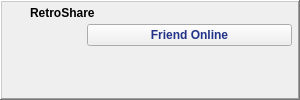
The window that retroshare-gui/src/gui/toaster/OnlineToaster.ui (RetroShare/RetroShare) describes before a commit, drawn with Qt 5.
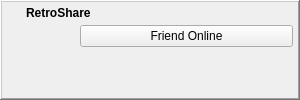
The same window after the commit. Icons and pictures are not drawn. Custom widgets are drawn as their Qt base class.

Commit message: Reworked design of the toaster and moved internal stylesheets to the file Standard.qss.

```diff
--- a/retroshare-gui/src/gui/toaster/OnlineToaster.ui
+++ b/retroshare-gui/src/gui/toaster/OnlineToaster.ui
@@ -10,13 +10,19 @@
     <height>100</height>
    </rect>
   </property>
+  <property name="minimumSize">
+   <size>
+    <width>300</width>
+    <height>100</height>
+   </size>
+  </property>
   <property name="maximumSize">
    <size>
     <width>300</width>
     <height>100</height>
    </size>
   </property>
-  <layout class="QHBoxLayout" name="horizontalLayout">
+  <layout class="QHBoxLayout">
    <property name="spacing">
     <number>0</number>
    </property>
@@ -33,75 +39,30 @@
      </property>
      <layout class="QGridLayout">
       <property name="margin">
-       <number>0</number>
+       <number>2</number>
       </property>
       <property name="spacing">
-       <number>0</number>
+       <number>2</number>
       </property>
       <item row="0" column="0">
-       <layout class="QGridLayout">
+       <layout class="QHBoxLayout">
+        <property name="spacing">
+         <number>6</number>
+        </property>
         <property name="leftMargin">
-         <number>6</number>
-        </property>
-        <property name="topMargin">
-         <number>2</number>
+         <number>0</number>
         </property>
         <property name="rightMargin">
-         <number>6</number>
-        </property>
-        <property name="bottomMargin">
          <number>0</number>
         </property>
-        <property name="horizontalSpacing">
-         <number>6</number>
-        </property>
-        <property name="verticalSpacing">
-         <number>0</number>
-        </property>
-        <item row="0" column="3">
-         <widget class="QPushButton" name="closeButton">
+        <item>
+         <widget class="QLabel" name="toasterImage">
           <property name="minimumSize">
            <size>
-            <width>18</width>
-            <height>18</height>
-           </size>
-          </property>
-          <property name="maximumSize">
-           <size>
-            <width>18</width>
-            <height>18</height>
-           </size>
-          </property>
-          <property name="icon">
-           <iconset resource="../images.qrc">
-            <normaloff>:/images/closenormal.png</normaloff>:/images/closenormal.png</iconset>
-          </property>
-          <property name="iconSize">
-           <size>
             <width>16</width>
             <height>16</height>
            </size>
           </property>
-          <property name="flat">
-           <bool>true</bool>
-          </property>
-         </widget>
-        </item>
-        <item row="0" column="2">
-         <spacer>
-          <property name="orientation">
-           <enum>Qt::Horizontal</enum>
-          </property>
-         </spacer>
-        </item>
-        <item row="0" column="0">
-         <widget class="QLabel" name="label">
-          <property name="minimumSize">
-           <size>
-            <width>16</width>
-            <height>16</height>
-           </size>
-          </property>
           <property name="maximumSize">
            <size>
             <width>16</width>
@@ -119,8 +80,8 @@
           </property>
          </widget>
         </item>
-        <item row="0" column="1">
-         <widget class="QLabel" name="label_2">
+        <item>
+         <widget class="QLabel" name="toasterLabel">
           <property name="font">
            <font>
             <pointsize>9</pointsize>
@@ -133,66 +94,71 @@
           </property>
          </widget>
         </item>
-       </layout>
-      </item>
-      <item row="1" column="0">
-       <layout class="QGridLayout">
-        <property name="leftMargin">
-         <number>6</number>
-        </property>
-        <property name="topMargin">
-         <number>2</number>
-        </property>
-        <property name="rightMargin">
-         <number>6</number>
-        </property>
-        <property name="bottomMargin">
-         <number>0</number>
-        </property>
-        <property name="horizontalSpacing">
-         <number>9</number>
-        </property>
-        <property name="verticalSpacing">
-         <number>0</number>
-        </property>
-        <item row="1" column="1" rowspan="2">
-         <widget class="QLabel" name="messageLabel">
-          <property name="text">
-           <string/>
-          </property>
-         </widget>
-        </item>
-        <item row="0" column="1">
-         <widget class="QPushButton" name="messageButton">
-          <property name="font">
-           <font>
-            <weight>75</weight>
-            <bold>true</bold>
-           </font>
-          </property>
-          <property name="styleSheet">
-           <string notr="true">color: #238;</string>
-          </property>
-          <property name="text">
-           <string>Friend Online</string>
-          </property>
-         </widget>
-        </item>
-        <item row="3" column="1">
+        <item>
          <spacer>
           <property name="orientation">
            <enum>Qt::Horizontal</enum>
           </property>
           <property name="sizeHint" stdset="0">
            <size>
-            <width>20</width>
+            <width>0</width>
             <height>10</height>
            </size>
           </property>
          </spacer>
         </item>
-        <item row="0" column="0" rowspan="4">
-         <widget class="AvatarWidget" name="avatarWidget" native="true">
+        <item>
+         <widget class="QPushButton" name="closeButton">
+          <property name="minimumSize">
+           <size>
+            <width>18</width>
+            <height>18</height>
+           </size>
+          </property>
+          <property name="maximumSize">
+           <size>
+            <width>18</width>
+            <height>18</height>
+           </size>
+          </property>
+          <property name="icon">
+           <iconset resource="../images.qrc">
+            <normaloff>:/images/closenormal.png</normaloff>:/images/closenormal.png</iconset>
+          </property>
+          <property name="flat">
+           <bool>true</bool>
+          </property>
+         </widget>
+        </item>
+       </layout>
+      </item>
+      <item row="1" column="0">
+       <layout class="QGridLayout">
+        <property name="spacing">
+         <number>2</number>
+        </property>
+        <item row="0" column="1">
+         <widget class="QPushButton" name="toasterButton">
+          <property name="text">
+           <string>Friend Online</string>
+          </property>
+         </widget>
+        </item>
+        <item row="1" column="1">
+         <widget class="QLabel" name="textLabel">
+          <property name="maximumSize">
+           <size>
+            <width>213</width>
+            <height>43</height>
+           </size>
+          </property>
+          <property name="wordWrap">
+           <bool>true</bool>
+          </property>
+         </widget>
+        </item>
+        <item row="0" column="0" rowspan="2">
+         <widget class="AvatarWidget" name="avatarWidget">
           <property name="minimumSize">
            <size>
             <width>70</width>
```
Left out of the diff: 6 changed lines with no effect on the pictures. The commit also changes 14 other files.
